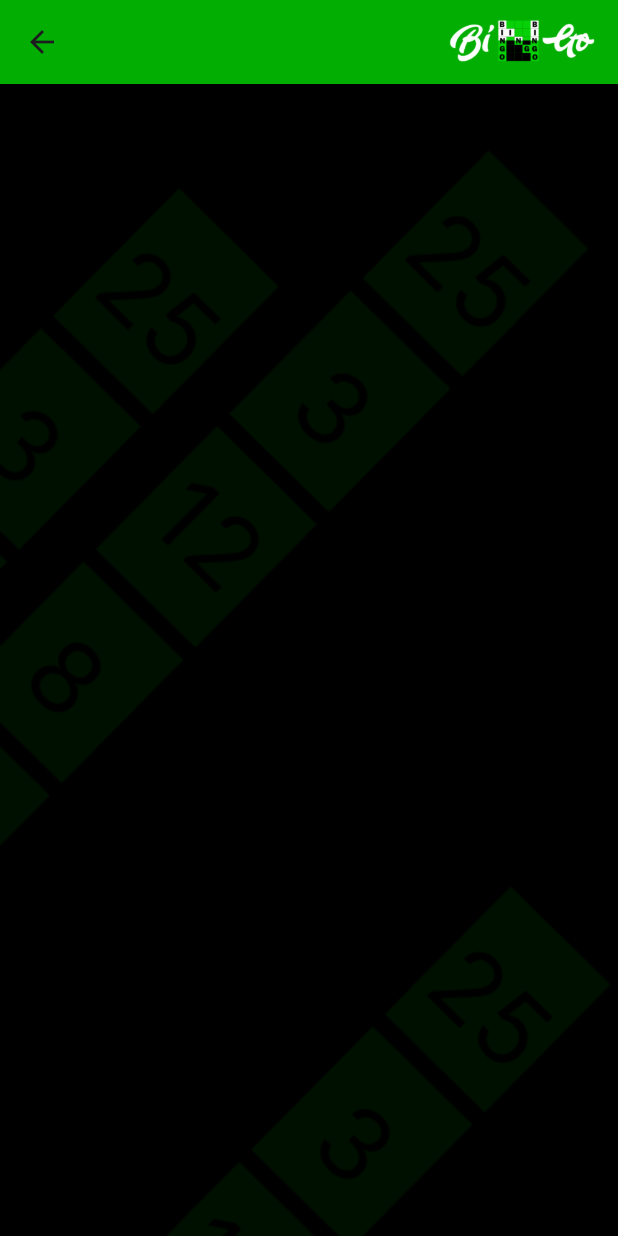
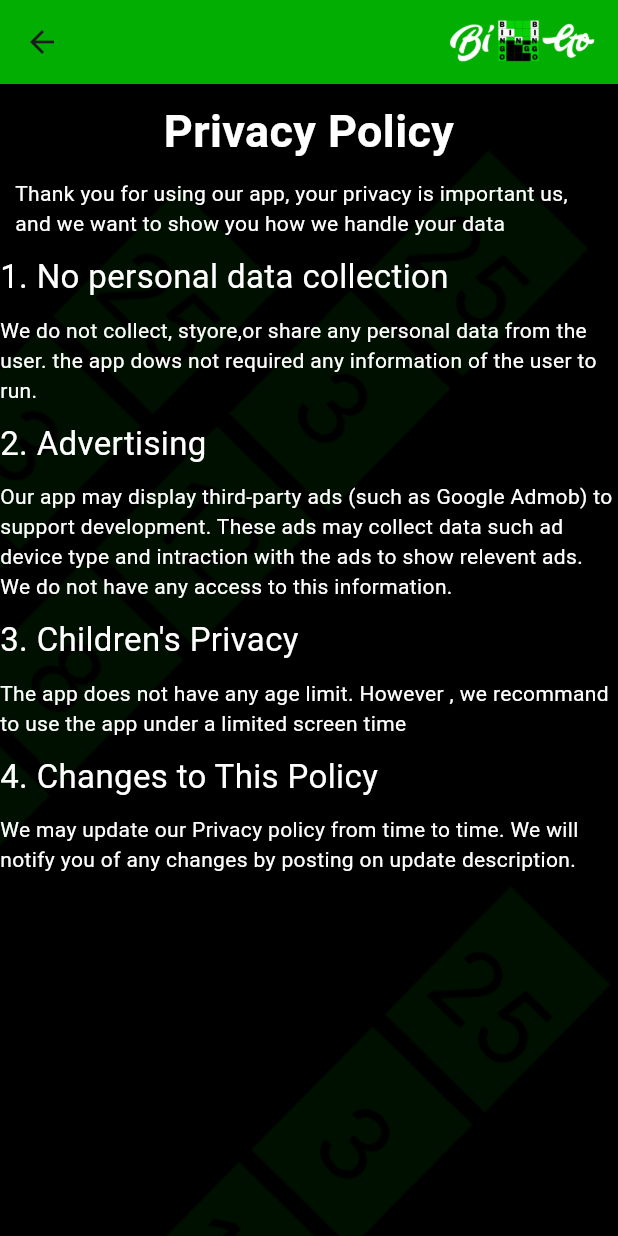
Before and after one commit to H4R1-4926/bingo, a Flutter app: the PrivacyPolicyPage screen opened directly, on a phone screen of 412 x 824 dp. Run offline on Flutter 3.47's test engine with Material 3 defaults, Android fonts, the phone set to English and light mode, and no system bars; our stand-ins replace audioplayers, bloc, flutter_bloc, freezed_annotation, lottie, shared_preferences; accounts and stored records are empty.

Commit message:
changed privacy policy

```diff
--- a/lib/Presentation/Privacy policy/privacy_policy.dart
+++ b/lib/Presentation/Privacy policy/privacy_policy.dart
@@ -30,8 +30,77 @@ class PrivacyPolicyPage extends StatelessWidget {
                     fit: BoxFit.cover,
                     image: AssetImage('assets/img/bingo strips.png'))),
           ),
+          ListView(
+            children: const [
+              Padding(
+                padding: EdgeInsets.only(top: 10),
+                child: Text('Privacy Policy',
+                    textAlign: TextAlign.center,
+                    style: TextStyle(
+                        fontSize: 30,
+                        color: kWhite,
+                        fontWeight: FontWeight.bold)),
+              ),
+              Padding(
+                padding: EdgeInsets.symmetric(horizontal: 10, vertical: 10),
+                child: Text(
+                  'Thank you for using our app, your privacy is important us, and we want to show you how we handle your data',
+                  style: TextStyle(color: kWhite),
+                ),
+              ),
+              PPWidget(
+                title: '1. No personal data collection',
+                description:
+                    'We do not collect, styore,or share any personal data from the user. the app dows not required any information of the user to run.',
+              ),
+              PPWidget(
+                title: '2. Advertising',
+                description:
+                    'Our app may display third-party ads (such as Google Admob) to support development. These ads may collect data such ad device type and intraction with the ads to show relevent ads. We do not have any access to this information.',
+              ),
+              PPWidget(
+                title: '3. Children\'s Privacy',
+                description:
+                    'The app does not have any age limit. However , we recommand to use the app under a limited screen time',
+              ),
+              PPWidget(
+                  title: '4. Changes to This Policy',
+                  description:
+                      'We may update our Privacy policy from time to time. We will notify you of any changes by posting on update description.'),
+            ],
+          )
         ],
       ),
     );
   }
 }
+
+class PPWidget extends StatelessWidget {
+  final String title;
+  final String description;
+  const PPWidget({
+    super.key,
+    required this.title,
+    required this.description,
+  });
+
+  @override
+  Widget build(BuildContext context) {
+    return Column(
+      crossAxisAlignment: CrossAxisAlignment.start,
+      children: [
+        Text(
+          title,
+          style: const TextStyle(color: kWhite, fontSize: 22),
+        ),
+        const SizedBox(
+          height: 10,
+        ),
+        Text(description, style: const TextStyle(color: kWhite)),
+        const SizedBox(
+          height: 10,
+        ),
+      ],
+    );
+  }
+}
```
